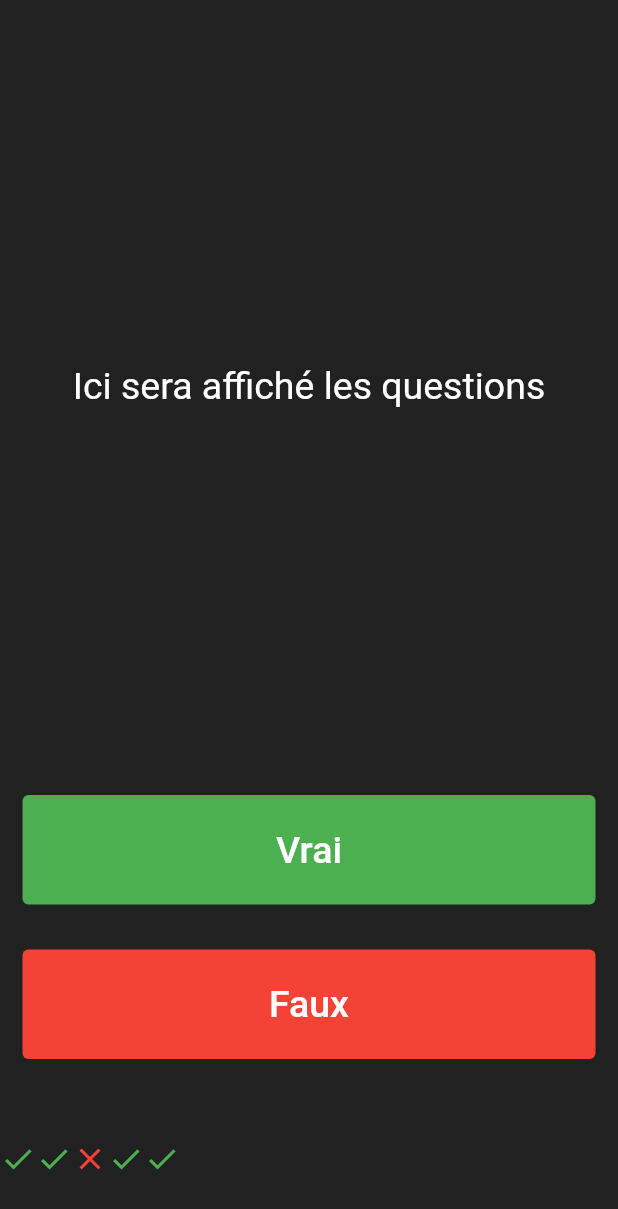
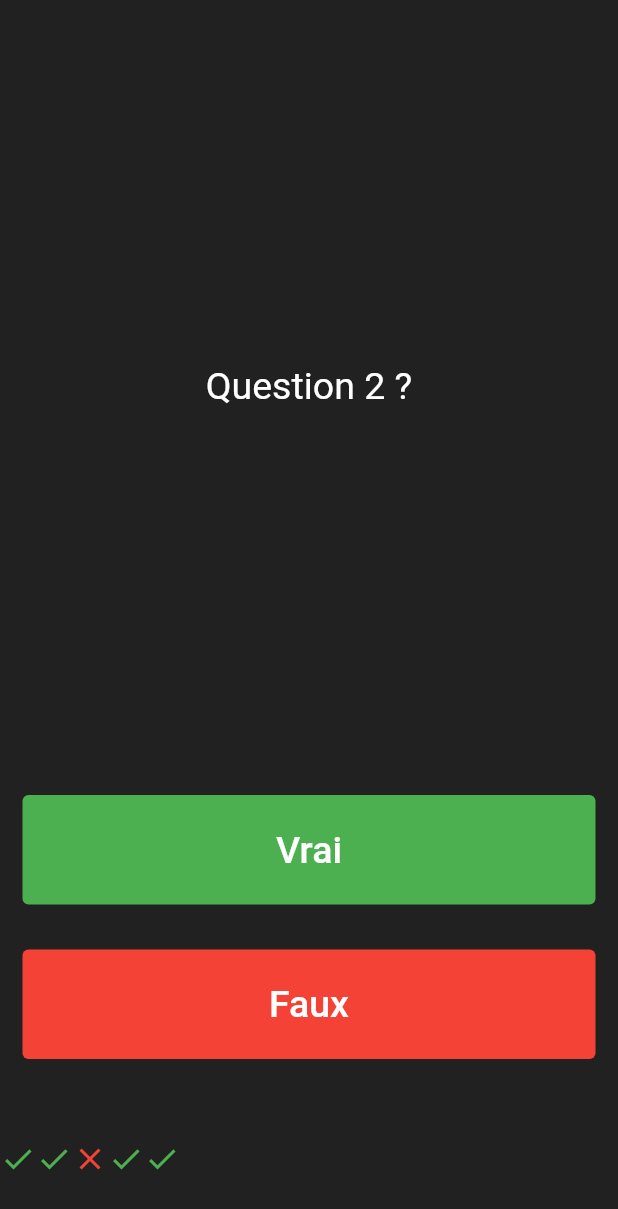
Before and after one commit to sylvia974/quizz, a Flutter app: the screen it shows after launch, on a phone screen of 412 x 824 dp. Shown: the top 1209 px of the screen. Run offline on Flutter 3.47's test engine with Material 2 defaults, Android fonts, the phone set to English and light mode, and no system bars.

Commit message:
4 - Les questions

```diff
--- a/lib/main.dart
+++ b/lib/main.dart
@@ -20,6 +20,9 @@ class _quizzState extends State<quizz> {
   Icon(Icons.check,color:Colors.green),
   Icon(Icons.check,color:Colors.green),
 ];
+
+List<String> questions = ["Question 1 ?","Question 2 ?","Question 3 ?"];
+
   @override
   Widget build(BuildContext context) {
     return MaterialApp(
@@ -35,7 +38,7 @@ class _quizzState extends State<quizz> {
                 child: Padding(
                   padding: const EdgeInsets.symmetric(horizontal:10.0),
                   child: Center(
-                    child: Text("Ici sera affiché les questions",
+                    child: Text( questions[1],
                     textAlign: TextAlign.center,
                     style: TextStyle(
                       color: Colors.white,
@@ -98,7 +101,6 @@ class _quizzState extends State<quizz> {
                 ),
               )
             ],
-
           ),
         ),
       ),
```
